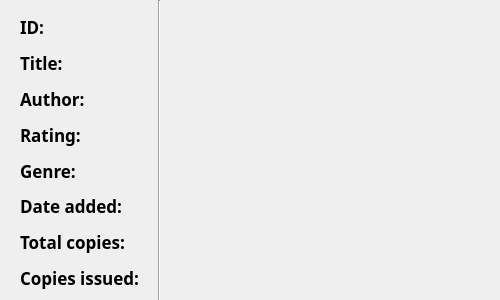
Before: the Qt Designer form GeneratedUI/uifiles/bookdetails.ui in ayushr01/Library-Management-System, drawn with Qt 5.
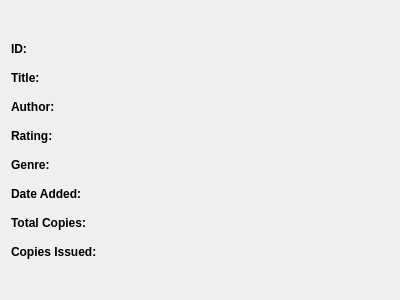
After: the same form once the commit is applied.

Commit message: Updated book details dialog

What changed in the file:
```diff
--- a/GeneratedUI/uifiles/bookdetails.ui
+++ b/GeneratedUI/uifiles/bookdetails.ui
@@ -6,225 +6,42 @@
    <rect>
     <x>0</x>
     <y>0</y>
-    <width>500</width>
+    <width>400</width>
     <height>300</height>
    </rect>
   </property>
-  <property name="sizePolicy">
-   <sizepolicy hsizetype="Fixed" vsizetype="Fixed">
-    <horstretch>0</horstretch>
-    <verstretch>0</verstretch>
-   </sizepolicy>
-  </property>
   <property name="minimumSize">
    <size>
-    <width>500</width>
+    <width>400</width>
     <height>300</height>
    </size>
   </property>
   <property name="maximumSize">
    <size>
-    <width>500</width>
+    <width>450</width>
     <height>300</height>
    </size>
   </property>
-  <property name="font">
-   <font>
-    <family>Trebuchet MS</family>
-    <pointsize>13</pointsize>
-    <weight>75</weight>
-    <bold>true</bold>
-   </font>
-  </property>
   <property name="windowTitle">
    <string>Delete Members</string>
   </property>
-  <widget class="QWidget" name="layoutWidget">
-   <property name="geometry">
-    <rect>
-     <x>180</x>
-     <y>10</y>
-     <width>311</width>
-     <height>281</height>
-    </rect>
+  <layout class="QFormLayout" name="formLayout">
+   <property name="labelAlignment">
+    <set>Qt::AlignLeading|Qt::AlignLeft|Qt::AlignVCenter</set>
    </property>
-   <property name="font">
-    <font>
-     <family>Trebuchet MS</family>
-     <pointsize>13</pointsize>
-     <weight>75</weight>
-     <bold>true</bold>
-    </font>
+   <property name="formAlignment">
+    <set>Qt::AlignCenter</set>
    </property>
-   <layout class="QVBoxLayout" name="data">
-    <item>
-     <widget class="QLabel" name="idfield">
-      <property name="font">
-       <font>
-        <family>Trebuchet MS</family>
-        <pointsize>13</pointsize>
-        <weight>75</weight>
-        <bold>true</bold>
-       </font>
-      </property>
-      <property name="text">
-       <string/>
-      </property>
-     </widget>
-    </item>
-    <item>
-     <widget class="QLabel" name="titlefield">
-      <property name="font">
-       <font>
-        <family>Trebuchet MS</family>
-        <pointsize>13</pointsize>
-        <weight>75</weight>
-        <bold>true</bold>
-       </font>
-      </property>
-      <property name="text">
-       <string/>
-      </property>
-     </widget>
-    </item>
-    <item>
-     <widget class="QLabel" name="authorfield">
-      <property name="font">
-       <font>
-        <family>Trebuchet MS</family>
-        <pointsize>13</pointsize>
-        <weight>75</weight>
-        <bold>true</bold>
-       </font>
-      </property>
-      <property name="text">
-       <string/>
-      </property>
-     </widget>
-    </item>
-    <item>
-     <widget class="QLabel" name="ratingfield">
-      <property name="font">
-       <font>
-        <family>Trebuchet MS</family>
-        <pointsize>13</pointsize>
-        <weight>75</weight>
-        <bold>true</bold>
-       </font>
-      </property>
-      <property name="text">
-       <string/>
-      </property>
-     </widget>
-    </item>
-    <item>
-     <widget class="QLabel" name="genrefield">
-      <property name="font">
-       <font>
-        <family>Trebuchet MS</family>
-        <pointsize>13</pointsize>
-        <weight>75</weight>
-        <bold>true</bold>
-       </font>
-      </property>
-      <property name="text">
-       <string/>
-      </property>
-     </widget>
-    </item>
-    <item>
-     <widget class="QLabel" name="datefield">
-      <property name="font">
-       <font>
-        <family>Trebuchet MS</family>
-        <pointsize>13</pointsize>
-        <weight>75</weight>
-        <bold>true</bold>
-       </font>
-      </property>
-      <property name="text">
-       <string/>
-      </property>
-     </widget>
-    </item>
-    <item>
-     <widget class="QLabel" name="totalfield">
-      <property name="font">
-       <font>
-        <family>Trebuchet MS</family>
-        <pointsize>13</pointsize>
-        <weight>75</weight>
-        <bold>true</bold>
-       </font>
-      </property>
-      <property name="text">
-       <string/>
-      </property>
-     </widget>
-    </item>
-    <item>
-     <widget class="QLabel" name="issuedfield">
-      <property name="font">
-       <font>
-        <family>Trebuchet MS</family>
-        <pointsize>13</pointsize>
-        <weight>75</weight>
-        <bold>true</bold>
-       </font>
-      </property>
-      <property name="text">
-       <string/>
-      </property>
-     </widget>
-    </item>
-   </layout>
-  </widget>
-  <widget class="Line" name="line">
-   <property name="geometry">
-    <rect>
-     <x>129</x>
-     <y>0</y>
-     <width>61</width>
-     <height>301</height>
-    </rect>
-   </property>
-   <property name="font">
-    <font>
-     <family>Trebuchet MS</family>
-     <pointsize>13</pointsize>
-     <weight>75</weight>
-     <bold>true</bold>
-    </font>
-   </property>
-   <property name="orientation">
-    <enum>Qt::Vertical</enum>
-   </property>
-  </widget>
-  <widget class="QWidget" name="layoutWidget">
-   <property name="geometry">
-    <rect>
-     <x>20</x>
-     <y>12</y>
-     <width>121</width>
-     <height>281</height>
-    </rect>
-   </property>
-   <property name="font">
-    <font>
-     <family>Trebuchet MS</family>
-     <pointsize>13</pointsize>
-     <weight>75</weight>
-     <bold>true</bold>
-    </font>
-   </property>
-   <layout class="QVBoxLayout" name="labels">
-    <item>
+   <property name="horizontalSpacing">
+    <number>15</number>
+   </property>
+   <property name="verticalSpacing">
+    <number>15</number>
+   </property>
+   <item row="0" column="0">
      <widget class="QLabel" name="idlabel">
       <property name="font">
        <font>
-        <family>Trebuchet MS</family>
-        <pointsize>13</pointsize>
-        <weight>75</weight>
         <bold>true</bold>
        </font>
       </property>
@@ -233,13 +50,58 @@
       </property>
      </widget>
     </item>
-    <item>
+   <item row="3" column="0">
+    <widget class="QLabel" name="ratinglabel">
+     <property name="font">
+      <font>
+       <bold>true</bold>
+      </font>
+     </property>
+     <property name="text">
+      <string>Rating:</string>
+     </property>
+    </widget>
+   </item>
+   <item row="5" column="0">
+    <widget class="QLabel" name="datelabel">
+     <property name="font">
+      <font>
+       <bold>true</bold>
+      </font>
+     </property>
+     <property name="text">
+      <string>Date Added:</string>
+     </property>
+    </widget>
+   </item>
+   <item row="6" column="0">
+    <widget class="QLabel" name="totallabel">
+     <property name="font">
+      <font>
+       <bold>true</bold>
+      </font>
+     </property>
+     <property name="text">
+      <string>Total Copies:</string>
+     </property>
+    </widget>
+   </item>
+   <item row="7" column="0">
+    <widget class="QLabel" name="issuedlabel">
+     <property name="font">
+      <font>
+       <bold>true</bold>
+      </font>
+     </property>
+     <property name="text">
+      <string>Copies Issued:</string>
+     </property>
+    </widget>
+   </item>
+   <item row="1" column="0">
      <widget class="QLabel" name="titlelabel">
       <property name="font">
        <font>
-        <family>Trebuchet MS</family>
-        <pointsize>13</pointsize>
-        <weight>75</weight>
         <bold>true</bold>
        </font>
       </property>
@@ -248,13 +110,10 @@
       </property>
      </widget>
     </item>
-    <item>
+   <item row="2" column="0">
      <widget class="QLabel" name="authorlabel">
       <property name="font">
        <font>
-        <family>Trebuchet MS</family>
-        <pointsize>13</pointsize>
-        <weight>75</weight>
         <bold>true</bold>
        </font>
       </property>
@@ -263,28 +122,10 @@
       </property>
      </widget>
     </item>
-    <item>
-     <widget class="QLabel" name="ratinglabel">
-      <property name="font">
-       <font>
-        <family>Trebuchet MS</family>
-        <pointsize>13</pointsize>
-        <weight>75</weight>
-        <bold>true</bold>
-       </font>
-      </property>
-      <property name="text">
-       <string>Rating:</string>
-      </property>
-     </widget>
-    </item>
-    <item>
+   <item row="4" column="0">
      <widget class="QLabel" name="genrelabel">
       <property name="font">
        <font>
-        <family>Trebuchet MS</family>
-        <pointsize>13</pointsize>
-        <weight>75</weight>
         <bold>true</bold>
        </font>
       </property>
@@ -293,53 +134,87 @@
       </property>
      </widget>
     </item>
-    <item>
-     <widget class="QLabel" name="datelabel">
-      <property name="font">
-       <font>
-        <family>Trebuchet MS</family>
-        <pointsize>13</pointsize>
-        <weight>75</weight>
-        <bold>true</bold>
-       </font>
-      </property>
+   <item row="0" column="1">
+    <widget class="QLabel" name="idfield">
+     <property name="text">
+      <string/>
+     </property>
+     <property name="wordWrap">
+      <bool>true</bool>
+     </property>
+    </widget>
+   </item>
+   <item row="3" column="1">
+    <widget class="QLabel" name="ratingfield">
       <property name="text">
-       <string>Date added:</string>
-      </property>
-     </widget>
-    </item>
-    <item>
-     <widget class="QLabel" name="totallabel">
-      <property name="font">
-       <font>
-        <family>Trebuchet MS</family>
-        <pointsize>13</pointsize>
-        <weight>75</weight>
-        <bold>true</bold>
-       </font>
-      </property>
+      <string/>
+     </property>
+     <property name="wordWrap">
+      <bool>true</bool>
+     </property>
+    </widget>
+   </item>
+   <item row="1" column="1">
+    <widget class="QLabel" name="titlefield">
+     <property name="text">
+      <string/>
+     </property>
+     <property name="wordWrap">
+      <bool>true</bool>
+     </property>
+    </widget>
+   </item>
+   <item row="2" column="1">
+    <widget class="QLabel" name="authorfield">
       <property name="text">
-       <string>Total copies:</string>
-      </property>
-     </widget>
-    </item>
-    <item>
-     <widget class="QLabel" name="issuedlabel">
-      <property name="font">
-       <font>
-        <family>Trebuchet MS</family>
-        <pointsize>13</pointsize>
-        <weight>75</weight>
-        <bold>true</bold>
-       </font>
-      </property>
+      <string/>
+     </property>
+     <property name="wordWrap">
+      <bool>true</bool>
+     </property>
+    </widget>
+   </item>
+   <item row="4" column="1">
+    <widget class="QLabel" name="genrefield">
+     <property name="text">
+      <string/>
+     </property>
+     <property name="wordWrap">
+      <bool>true</bool>
+     </property>
+    </widget>
+   </item>
+   <item row="5" column="1">
+    <widget class="QLabel" name="datefield">
       <property name="text">
-       <string>Copies issued:</string>
+      <string/>
+     </property>
+     <property name="wordWrap">
+      <bool>true</bool>
+     </property>
+    </widget>
+   </item>
+   <item row="6" column="1">
+    <widget class="QLabel" name="totalfield">
+     <property name="text">
+      <string/>
+     </property>
+     <property name="wordWrap">
+      <bool>true</bool>
+     </property>
+    </widget>
+   </item>
+   <item row="7" column="1">
+    <widget class="QLabel" name="issuedfield">
+     <property name="text">
+      <string/>
+     </property>
+     <property name="wordWrap">
+      <bool>true</bool>
       </property>
      </widget>
     </item>
    </layout>
-  </widget>
  </widget>
  <resources/>
  <connections/>
```
Left out of the diff: 2 changed lines with no effect on the pictures. Lines whose indentation alone changed are shown as unchanged. The commit also changes 2 other files.
